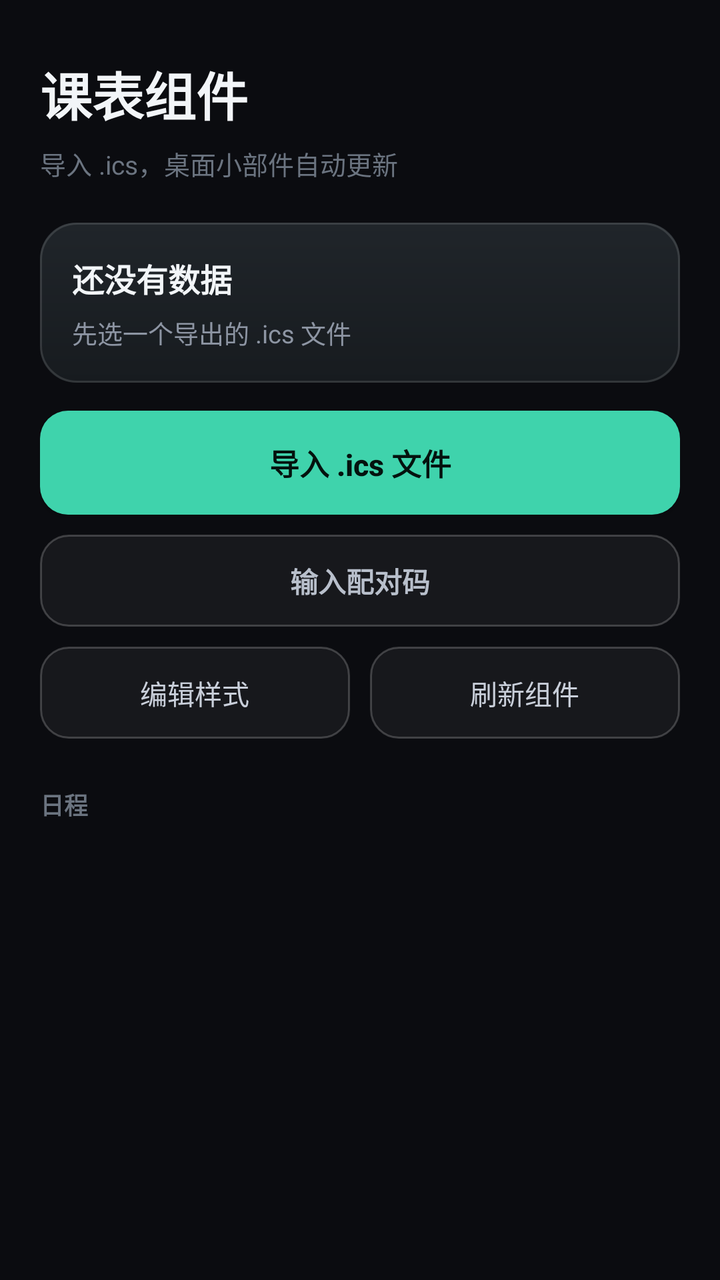
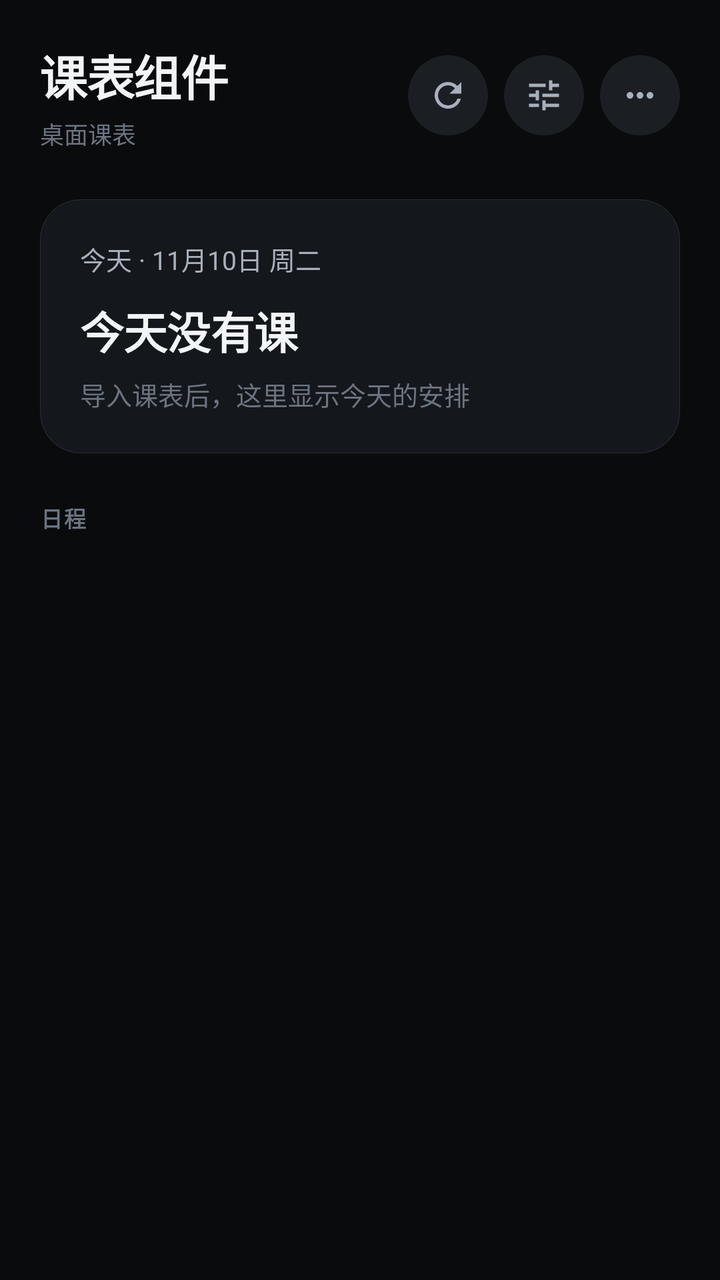

Compare the two renders of this Android layout. The source of the first and the diff that turns it into the second are given below.
<!-- AndroidManifest.xml: application theme AppTheme -->
<!-- res/layout/activity_main.xml -->
<?xml version="1.0" encoding="utf-8"?>
<ScrollView xmlns:android="http://schemas.android.com/apk/res/android"
    android:layout_width="match_parent"
    android:layout_height="match_parent"
    android:background="@color/page_bg"
    android:fillViewport="true"
    android:scrollbars="none">

    <LinearLayout
        android:layout_width="match_parent"
        android:layout_height="wrap_content"
        android:orientation="vertical"
        android:paddingStart="20dp"
        android:paddingTop="28dp"
        android:paddingEnd="20dp"
        android:paddingBottom="28dp">

        <TextView
            android:layout_width="wrap_content"
            android:layout_height="wrap_content"
            android:text="课表组件"
            android:textColor="#FFF2F5F8"
            android:textSize="26sp"
            android:textStyle="bold" />

        <TextView
            android:id="@+id/subtitle"
            android:layout_width="wrap_content"
            android:layout_height="wrap_content"
            android:layout_marginTop="6dp"
            android:text="导入 .ics，桌面小部件自动更新"
            android:textColor="#FF6B7480"
            android:textSize="13sp" />

        <LinearLayout
            android:layout_width="match_parent"
            android:layout_height="wrap_content"
            android:layout_marginTop="20dp"
            android:background="@drawable/bg_card"
            android:orientation="vertical"
            android:padding="16dp">

            <TextView
                android:id="@+id/status"
                android:layout_width="match_parent"
                android:layout_height="wrap_content"
                android:text="还没有数据"
                android:textColor="#FFF2F5F8"
                android:textSize="16sp"
                android:textStyle="bold" />

            <TextView
                android:id="@+id/status_sub"
                android:layout_width="match_parent"
                android:layout_height="wrap_content"
                android:layout_marginTop="6dp"
                android:lineSpacingExtra="2dp"
                android:text="先选一个导出的 .ics 文件"
                android:textColor="#FF8D95A3"
                android:textSize="12.5sp" />
        </LinearLayout>

        <Button
            android:id="@+id/btn_pick"
            android:layout_width="match_parent"
            android:layout_height="52dp"
            android:layout_marginTop="14dp"
            android:background="@drawable/bg_btn_primary"
            android:text="导入 .ics 文件"
            android:textAllCaps="false"
            android:textColor="#FF04120E"
            android:textSize="15sp"
            android:textStyle="bold" />

        <Button
            android:id="@+id/btn_pair"
            android:layout_width="match_parent"
            android:layout_height="46dp"
            android:layout_marginTop="10dp"
            android:background="@drawable/bg_btn_ghost"
            android:text="输入配对码"
            android:textAllCaps="false"
            android:textColor="#FFB8BFCB"
            android:textSize="14sp"
            android:textStyle="bold" />

        <LinearLayout
            android:layout_width="match_parent"
            android:layout_height="wrap_content"
            android:layout_marginTop="10dp"
            android:orientation="horizontal">

            <Button
                android:id="@+id/btn_preview"
                android:layout_width="0dp"
                android:layout_height="46dp"
                android:layout_marginEnd="5dp"
                android:layout_weight="1"
                android:background="@drawable/bg_btn_ghost"
                android:text="编辑样式"
                android:textAllCaps="false"
                android:textColor="#FFC9CFDA"
                android:textSize="13.5sp" />

            <Button
                android:id="@+id/btn_refresh"
                android:layout_width="0dp"
                android:layout_height="46dp"
                android:layout_marginStart="5dp"
                android:layout_weight="1"
                android:background="@drawable/bg_btn_ghost"
                android:text="刷新组件"
                android:textAllCaps="false"
                android:textColor="#FFC9CFDA"
                android:textSize="13.5sp" />
        </LinearLayout>

        <TextView
            android:id="@+id/list_title"
            android:layout_width="wrap_content"
            android:layout_height="wrap_content"
            android:layout_marginTop="24dp"
            android:layout_marginBottom="10dp"
            android:text="日程"
            android:textColor="#FF6B7480"
            android:textSize="12sp"
            android:textStyle="bold" />

        <LinearLayout
            android:id="@+id/list"
            android:layout_width="match_parent"
            android:layout_height="wrap_content"
            android:orientation="vertical" />

        <LinearLayout
            android:id="@+id/view_week"
            android:layout_width="match_parent"
            android:layout_height="wrap_content"
            android:orientation="vertical"
            android:visibility="gone" />
    </LinearLayout>
</ScrollView>
<!-- resources referenced by this layout -->
<resources>
  <color name="page_bg">#FF0B0C10</color>
  <!-- drawable bg_btn_ghost (drawable) -->
  <?xml version="1.0" encoding="utf-8"?>
  <ripple xmlns:android="http://schemas.android.com/apk/res/android"
      android:color="#22FFFFFF">
      <item>
          <shape android:shape="rectangle">
              <corners android:radius="14dp" />
              <stroke
                  android:width="1dp"
                  android:color="#33FFFFFF" />
              <solid android:color="#0DFFFFFF" />
          </shape>
      </item>
  </ripple>
  <!-- drawable bg_btn_primary (drawable) -->
  <?xml version="1.0" encoding="utf-8"?>
  <ripple xmlns:android="http://schemas.android.com/apk/res/android"
      android:color="#33000000">
      <item>
          <shape android:shape="rectangle">
              <corners android:radius="14dp" />
              <solid android:color="@color/green" />
          </shape>
      </item>
  </ripple>
  <!-- drawable bg_card (drawable) -->
  <?xml version="1.0" encoding="utf-8"?>
  <layer-list xmlns:android="http://schemas.android.com/apk/res/android">
      <item>
          <shape android:shape="rectangle">
              <corners android:radius="18dp" />
              <gradient
                  android:angle="270"
                  android:endColor="#FF171B1F"
                  android:startColor="#FF20252A" />
          </shape>
      </item>
      <item>
          <shape android:shape="rectangle">
              <corners android:radius="18dp" />
              <stroke
                  android:width="1dp"
                  android:color="#1FFFFFFF" />
          </shape>
      </item>
  </layer-list>
  <style name="AppTheme" parent="@android:style/Theme.Material.NoActionBar">
          <item name="android:windowBackground">@color/page_bg</item>
          <item name="android:statusBarColor">@color/page_bg</item>
          <item name="android:navigationBarColor">@color/page_bg</item>
          <item name="android:colorAccent">@color/green</item>
          <item name="android:windowLightStatusBar">false</item>
      </style>
  <color name="green">#FF3FD3AC</color>
</resources>

<!-- the commit's change to res/layout/activity_main.xml (unified diff, before → after) -->
@@ -10,120 +10,226 @@
         android:layout_width="match_parent"
         android:layout_height="wrap_content"
         android:orientation="vertical"
-        android:paddingStart="20dp"
-        android:paddingTop="28dp"
-        android:paddingEnd="20dp"
-        android:paddingBottom="28dp">
-
-        <TextView
-            android:layout_width="wrap_content"
-            android:layout_height="wrap_content"
-            android:text="课表组件"
-            android:textColor="#FFF2F5F8"
-            android:textSize="26sp"
-            android:textStyle="bold" />
-
-        <TextView
-            android:id="@+id/subtitle"
-            android:layout_width="wrap_content"
-            android:layout_height="wrap_content"
-            android:layout_marginTop="6dp"
-            android:text="导入 .ics，桌面小部件自动更新"
-            android:textColor="#FF6B7480"
-            android:textSize="13sp" />
-
-        <LinearLayout
-            android:layout_width="match_parent"
-            android:layout_height="wrap_content"
-            android:layout_marginTop="20dp"
-            android:background="@drawable/bg_card"
+        android:paddingStart="@dimen/gutter"
+        android:paddingTop="20dp"
+        android:paddingEnd="@dimen/gutter"
+        android:paddingBottom="40dp">
+
+        
+        <LinearLayout
+            android:layout_width="match_parent"
+            android:layout_height="wrap_content"
+            android:gravity="center_vertical"
+            android:orientation="horizontal">
+
+            <LinearLayout
+                android:layout_width="0dp"
+                android:layout_height="wrap_content"
+                android:layout_weight="1"
+                android:orientation="vertical">
+
+                <TextView
+                    android:layout_width="wrap_content"
+                    android:layout_height="wrap_content"
+                    android:letterSpacing="-0.02"
+                    android:text="课表组件"
+                    android:textColor="@color/text_primary"
+                    android:textSize="24sp"
+                    android:textStyle="bold" />
+
+                <TextView
+                    android:id="@+id/subtitle"
+                    android:layout_width="wrap_content"
+                    android:layout_height="wrap_content"
+                    android:layout_marginTop="3dp"
+                    android:text="桌面课表"
+                    android:textColor="@color/text_tertiary"
+                    android:textSize="12sp" />
+            </LinearLayout>
+
+            <ImageView
+                android:id="@+id/btn_refresh"
+                android:layout_width="40dp"
+                android:layout_height="40dp"
+                android:background="@drawable/bg_icon_btn"
+                android:contentDescription="刷新组件"
+                android:padding="10dp"
+                android:src="@drawable/ic_refresh" />
+
+            <ImageView
+                android:id="@+id/btn_style"
+                android:layout_width="40dp"
+                android:layout_height="40dp"
+                android:layout_marginStart="8dp"
+                android:background="@drawable/bg_icon_btn"
+                android:contentDescription="编辑样式"
+                android:padding="10dp"
+                android:src="@drawable/ic_tune" />
+
+            <ImageView
+                android:id="@+id/btn_more"
+                android:layout_width="40dp"
+                android:layout_height="40dp"
+                android:layout_marginStart="8dp"
+                android:background="@drawable/bg_icon_btn"
+                android:contentDescription="更多"
+                android:padding="10dp"
+                android:src="@drawable/ic_more" />
+        </LinearLayout>
+
+        
+        <LinearLayout
+            android:id="@+id/hero"
+            android:layout_width="match_parent"
+            android:layout_height="wrap_content"
+            android:layout_marginTop="@dimen/sp_6"
+            android:background="@drawable/bg_surface"
             android:orientation="vertical"
-            android:padding="16dp">
-
-            <TextView
-                android:id="@+id/status"
-                android:layout_width="match_parent"
-                android:layout_height="wrap_content"
-                android:text="还没有数据"
-                android:textColor="#FFF2F5F8"
-                android:textSize="16sp"
+            android:padding="@dimen/sp_5">
+
+            <LinearLayout
+                android:layout_width="match_parent"
+                android:layout_height="wrap_content"
+                android:gravity="center_vertical"
+                android:orientation="horizontal">
+
+                <TextView
+                    android:id="@+id/hero_date"
+                    android:layout_width="0dp"
+                    android:layout_height="wrap_content"
+                    android:layout_weight="1"
+                    android:text="今天 · 11月10日 周二"
+                    android:textColor="@color/text_secondary"
+                    android:textSize="13sp" />
+
+                <TextView
+                    android:id="@+id/hero_badge"
+                    android:layout_width="wrap_content"
+                    android:layout_height="wrap_content"
+                    android:background="@drawable/tag_on"
+                    android:paddingStart="8dp"
+                    android:paddingTop="2dp"
+                    android:paddingEnd="8dp"
+                    android:paddingBottom="2dp"
+                    android:text="进行中"
+                    android:textColor="@color/accent"
+                    android:textSize="11sp"
+                    android:visibility="gone" />
+            </LinearLayout>
+
+            <TextView
+                android:id="@+id/hero_title"
+                android:layout_width="match_parent"
+                android:layout_height="wrap_content"
+                android:layout_marginTop="10dp"
+                android:letterSpacing="-0.01"
+                android:text="今天没有课"
+                android:textColor="@color/text_primary"
+                android:textSize="22sp"
                 android:textStyle="bold" />
 
             <TextView
-                android:id="@+id/status_sub"
+                android:id="@+id/hero_sub"
                 android:layout_width="match_parent"
                 android:layout_height="wrap_content"
                 android:layout_marginTop="6dp"
-                android:lineSpacingExtra="2dp"
-                android:text="先选一个导出的 .ics 文件"
-                android:textColor="#FF8D95A3"
-                android:textSize="12.5sp" />
+                android:lineSpacingExtra="3dp"
+                android:text="导入课表后，这里显示今天的安排"
+                android:textColor="@color/text_tertiary"
+                android:textSize="13sp" />
+
+            
+            <LinearLayout
+                android:id="@+id/hero_actions"
+                android:layout_width="match_parent"
+                android:layout_height="wrap_content"
+                android:layout_marginTop="@dimen/sp_4"
+                android:orientation="horizontal"
+                android:visibility="gone">
+
+                <TextView
+                    android:id="@+id/btn_pick"
+                    android:layout_width="0dp"
+                    android:layout_height="46dp"
+                    android:layout_weight="1"
+                    android:background="@drawable/bg_btn_primary"
+                    android:gravity="center"
+                    android:text="导入 .ics 文件"
+                    android:textColor="#FF04120E"
+                    android:textSize="14sp"
+                    android:textStyle="bold" />
+
+                <TextView
+                    android:id="@+id/btn_pair"
+                    android:layout_width="0dp"
+                    android:layout_height="46dp"
+                    android:layout_marginStart="10dp"
+                    android:layout_weight="1"
+                    android:background="@drawable/bg_btn_ghost"
+                    android:gravity="center"
+                    android:text="输入配对码"
+                    android:textColor="@color/text_secondary"
+                    android:textSize="14sp"
+                    android:textStyle="bold" />
+            </LinearLayout>
         </LinearLayout>
 
-        <Button
-            android:id="@+id/btn_pick"
-            android:layout_width="match_parent"
-            android:layout_height="52dp"
-            android:layout_marginTop="14dp"
-            android:background="@drawable/bg_btn_primary"
-            android:text="导入 .ics 文件"
-            android:textAllCaps="false"
-            android:textColor="#FF04120E"
-            android:textSize="15sp"
-            android:textStyle="bold" />
-
-        <Button
-            android:id="@+id/btn_pair"
-            android:layout_width="match_parent"
-            android:layout_height="46dp"
-            android:layout_marginTop="10dp"
-            android:background="@drawable/bg_btn_ghost"
-            android:text="输入配对码"
-            android:textAllCaps="false"
-            android:textColor="#FFB8BFCB"
-            android:textSize="14sp"
-            android:textStyle="bold" />
-
-        <LinearLayout
-            android:layout_width="match_parent"
-            android:layout_height="wrap_content"
-            android:layout_marginTop="10dp"
-            android:orientation="horizontal">
-
-            <Button
-                android:id="@+id/btn_preview"
-                android:layout_width="0dp"
-                android:layout_height="46dp"
-                android:layout_marginEnd="5dp"
-                android:layout_weight="1"
-                android:background="@drawable/bg_btn_ghost"
-                android:text="编辑样式"
-                android:textAllCaps="false"
-                android:textColor="#FFC9CFDA"
-                android:textSize="13.5sp" />
-
-            <Button
-                android:id="@+id/btn_refresh"
-                android:layout_width="0dp"
-                android:layout_height="46dp"
-                android:layout_marginStart="5dp"
-                android:layout_weight="1"
-                android:background="@drawable/bg_btn_ghost"
-                android:text="刷新组件"
-                android:textAllCaps="false"
-                android:textColor="#FFC9CFDA"
-                android:textSize="13.5sp" />
+        
+        <LinearLayout
+            android:id="@+id/onboarding"
+            android:layout_width="match_parent"
+            android:layout_height="wrap_content"
+            android:layout_marginTop="@dimen/sp_3"
+            android:background="@drawable/bg_surface_soft"
+            android:orientation="vertical"
+            android:padding="@dimen/sp_4"
+            android:visibility="gone">
+
+            <TextView
+                android:layout_width="wrap_content"
+                android:layout_height="wrap_content"
+                android:text="怎么加到桌面"
+                android:textColor="@color/text_secondary"
+                android:textSize="12sp"
+                android:textStyle="bold" />
+
+            <TextView
+                android:layout_width="match_parent"
+                android:layout_height="wrap_content"
+                android:layout_marginTop="10dp"
+                android:lineSpacingExtra="6dp"
+                android:text="1&#160;&#160;&#160;长按桌面空白处，选「小组件」"
+                android:textColor="@color/text_tertiary"
+                android:textSize="13sp" />
+
+            <TextView
+                android:layout_width="match_parent"
+                android:layout_height="wrap_content"
+                android:layout_marginTop="4dp"
+                android:text="2&#160;&#160;&#160;找到「课表组件」，拖到桌面"
+                android:textColor="@color/text_tertiary"
+                android:textSize="13sp" />
+
+            <TextView
+                android:layout_width="match_parent"
+                android:layout_height="wrap_content"
+                android:layout_marginTop="4dp"
+                android:text="3&#160;&#160;&#160;回到这里导入课表，桌面自动更新"
+                android:textColor="@color/text_tertiary"
+                android:textSize="13sp" />
         </LinearLayout>
 
+        
         <TextView
             android:id="@+id/list_title"
             android:layout_width="wrap_content"
             android:layout_height="wrap_content"
-            android:layout_marginTop="24dp"
-            android:layout_marginBottom="10dp"
+            android:layout_marginTop="@dimen/sp_6"
+            android:layout_marginBottom="@dimen/sp_2"
+            android:letterSpacing="0.06"
             android:text="日程"
-            android:textColor="#FF6B7480"
-            android:textSize="12sp"
+            android:textColor="@color/text_tertiary"
+            android:textSize="11sp"
             android:textStyle="bold" />
 
         <LinearLayout
@@ -131,12 +237,5 @@
             android:layout_width="match_parent"
             android:layout_height="wrap_content"
             android:orientation="vertical" />
-
-        <LinearLayout
-            android:id="@+id/view_week"
-            android:layout_width="match_parent"
-            android:layout_height="wrap_content"
-            android:orientation="vertical"
-            android:visibility="gone" />
     </LinearLayout>
 </ScrollView>
<!-- resource entries referenced after the edit -->
@@ -1,59 +1,97 @@
 <!-- resources referenced by this layout -->
 <resources>
-  <color name="page_bg">#FF0B0C10</color>
+  <color name="accent">#FF3FD3AC</color>
+  <color name="page_bg">#FF0A0B0D</color>
+  <color name="text_primary">#FFF2F5F8</color>
+  <color name="text_secondary">#FFA8B0BC</color>
+  <color name="text_tertiary">#FF6B7480</color>
+  <dimen name="gutter">20dp</dimen>
+  <dimen name="sp_2">8dp</dimen>
+  <dimen name="sp_3">12dp</dimen>
+  <dimen name="sp_4">16dp</dimen>
+  <dimen name="sp_5">20dp</dimen>
+  <dimen name="sp_6">24dp</dimen>
   <!-- drawable bg_btn_ghost (drawable) -->
   <?xml version="1.0" encoding="utf-8"?>
-  <ripple xmlns:android="http://schemas.android.com/apk/res/android"
-      android:color="#22FFFFFF">
+  <ripple xmlns:android="http://schemas.android.com/apk/res/android" android:color="#22FFFFFF">
       <item>
           <shape android:shape="rectangle">
-              <corners android:radius="14dp" />
-              <stroke
-                  android:width="1dp"
-                  android:color="#33FFFFFF" />
-              <solid android:color="#0DFFFFFF" />
+              <solid android:color="@color/surface_high" />
+              <corners android:radius="@dimen/r_md" />
+              <stroke android:width="1px" android:color="@color/stroke" />
           </shape>
       </item>
   </ripple>
   <!-- drawable bg_btn_primary (drawable) -->
   <?xml version="1.0" encoding="utf-8"?>
-  <ripple xmlns:android="http://schemas.android.com/apk/res/android"
-      android:color="#33000000">
+  <ripple xmlns:android="http://schemas.android.com/apk/res/android" android:color="#33000000">
       <item>
           <shape android:shape="rectangle">
-              <corners android:radius="14dp" />
-              <solid android:color="@color/green" />
+              <solid android:color="@color/accent" />
+              <corners android:radius="@dimen/r_md" />
           </shape>
       </item>
   </ripple>
-  <!-- drawable bg_card (drawable) -->
+  <!-- drawable bg_icon_btn (drawable) -->
   <?xml version="1.0" encoding="utf-8"?>
-  <layer-list xmlns:android="http://schemas.android.com/apk/res/android">
+  <ripple xmlns:android="http://schemas.android.com/apk/res/android" android:color="#22FFFFFF">
       <item>
-          <shape android:shape="rectangle">
-              <corners android:radius="18dp" />
-              <gradient
-                  android:angle="270"
-                  android:endColor="#FF171B1F"
-                  android:startColor="#FF20252A" />
+          <shape android:shape="oval">
+              <solid android:color="@color/surface_high" />
           </shape>
       </item>
-      <item>
-          <shape android:shape="rectangle">
-              <corners android:radius="18dp" />
-              <stroke
-                  android:width="1dp"
-                  android:color="#1FFFFFFF" />
-          </shape>
-      </item>
-  </layer-list>
+  </ripple>
+  <!-- drawable bg_surface (drawable) -->
+  <?xml version="1.0" encoding="utf-8"?>
+  <shape xmlns:android="http://schemas.android.com/apk/res/android" android:shape="rectangle">
+      <solid android:color="@color/surface" />
+      <corners android:radius="@dimen/r_lg" />
+      <stroke android:width="1px" android:color="@color/stroke" />
+  </shape>
+  <!-- drawable bg_surface_soft (drawable) -->
+  <?xml version="1.0" encoding="utf-8"?>
+  <shape xmlns:android="http://schemas.android.com/apk/res/android" android:shape="rectangle">
+      <solid android:color="@color/surface_high" />
+      <corners android:radius="@dimen/r_md" />
+  </shape>
+  <!-- drawable ic_more (drawable) -->
+  <vector xmlns:android="http://schemas.android.com/apk/res/android"
+      android:width="24dp" android:height="24dp" android:viewportWidth="24" android:viewportHeight="24"
+      android:tint="#FFA8B0BC">
+      <path android:fillColor="#FFFFFFFF" android:pathData="M6,10c-1.1,0 -2,0.9 -2,2s0.9,2 2,2 2,-0.9 2,-2 -0.9,-2 -2,-2zM18,10c-1.1,0 -2,0.9 -2,2s0.9,2 2,2 2,-0.9 2,-2 -0.9,-2 -2,-2zM12,10c-1.1,0 -2,0.9 -2,2s0.9,2 2,2 2,-0.9 2,-2 -0.9,-2 -2,-2z"/>
+  </vector>
+  <!-- drawable ic_refresh (drawable) -->
+  <vector xmlns:android="http://schemas.android.com/apk/res/android"
+      android:width="24dp" android:height="24dp" android:viewportWidth="24" android:viewportHeight="24"
+      android:tint="#FFA8B0BC">
+      <path android:fillColor="#FFFFFFFF" android:pathData="M17.65,6.35C16.2,4.9 14.21,4 12,4c-4.42,0 -7.99,3.58 -7.99,8s3.57,8 7.99,8c3.73,0 6.84,-2.55 7.73,-6h-2.08c-0.82,2.33 -3.04,4 -5.65,4 -3.31,0 -6,-2.69 -6,-6s2.69,-6 6,-6c1.66,0 3.14,0.69 4.22,1.78L13,11h7V4l-2.35,2.35z"/>
+  </vector>
+  <!-- drawable ic_tune (drawable) -->
+  <vector xmlns:android="http://schemas.android.com/apk/res/android"
+      android:width="24dp" android:height="24dp" android:viewportWidth="24" android:viewportHeight="24"
+      android:tint="#FFA8B0BC">
+      <path android:fillColor="#FFFFFFFF" android:pathData="M3,17v2h6v-2H3zM3,5v2h10V5H3zM13,21v-2h8v-2h-8v-2h-2v6h2zM7,9v2H3v2h4v2h2V9H7zM21,13v-2H11v2h10zM15,9h2V7h4V5h-4V3h-2v6z"/>
+  </vector>
+  <!-- drawable tag_on (drawable) -->
+  <?xml version="1.0" encoding="utf-8"?>
+  <shape xmlns:android="http://schemas.android.com/apk/res/android" android:shape="rectangle">
+      <corners android:radius="4dp" />
+      <stroke
+          android:width="1dp"
+          android:color="#663FD3AC" />
+      <solid android:color="#1A3FD3AC" />
+  </shape>
   <style name="AppTheme" parent="@android:style/Theme.Material.NoActionBar">
           <item name="android:windowBackground">@color/page_bg</item>
           <item name="android:statusBarColor">@color/page_bg</item>
           <item name="android:navigationBarColor">@color/page_bg</item>
-          <item name="android:colorAccent">@color/green</item>
+          <item name="android:colorAccent">@color/accent</item>
           <item name="android:windowLightStatusBar">false</item>
       </style>
-  <color name="green">#FF3FD3AC</color>
+  <color name="surface_high">#FF1B1F24</color>
+  <dimen name="r_md">14dp</dimen>
+  <color name="stroke">#1FFFFFFF</color>
+  <color name="surface">#FF14171B</color>
+  <dimen name="r_lg">20dp</dimen>
 </resources>
 
